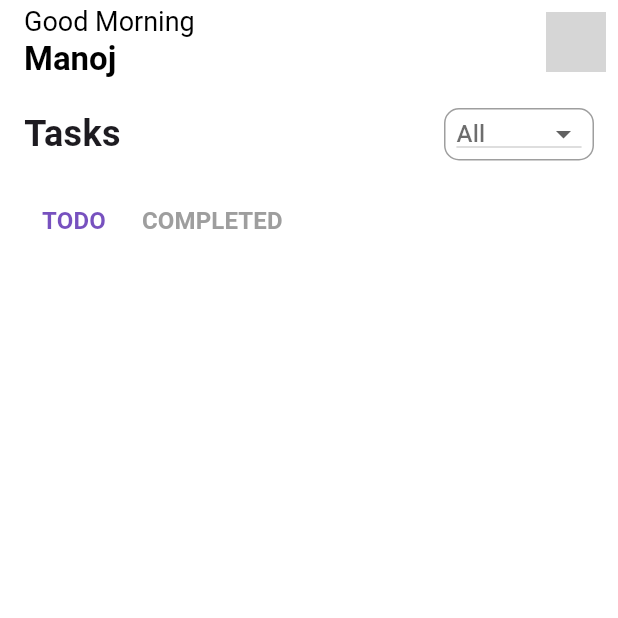
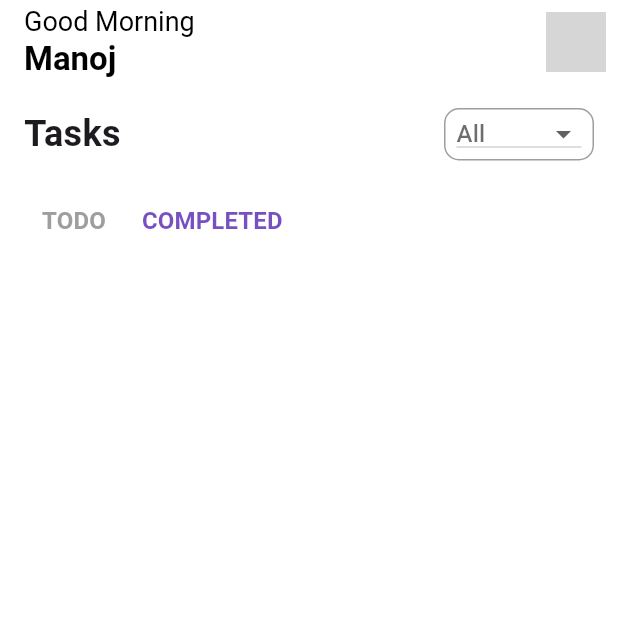
Before and after one commit to mj-pavithra/day-plan-diary, a Flutter app: the screen it shows after launch, on a phone screen of 412 x 824 dp, the top half of it. Run offline on Flutter 3.47's test engine with Material 3 defaults, Android fonts, the phone set to English and light mode, and no system bars; our stand-ins replace go_router, hive, hive_flutter; accounts and stored records are empty; network calls fail; grey boxes are pictures that could not be loaded.

Commit message:
daily cpmmits with miner changes

```diff
--- a/lib/data/models/task.dart
+++ b/lib/data/models/task.dart
@@ -5,26 +5,47 @@ part 'task.g.dart';
 @HiveType(typeId: 1)
 class Task {
   Task({
+    required this.id,
     required this.title,
     required this.date,
     required this.priority,
     this.isCompleted = false,
   });
+  @HiveField(0)
+  int id;
 
-  @HiveField(0)
+  @HiveField(1)
   String title;
 
-  @HiveField(1)
+  @HiveField(2)
   String date;
 
-  @HiveField(2)
+  @HiveField(3)
   String priority;
 
-  @HiveField(3)
+  @HiveField(4)
   bool isCompleted;
+
+  Task changedTask({
+    int? id,
+    String? title,
+    String? date,
+    String? priority,
+    bool? isCompleted,
+  }) {
+    return Task(
+      id: id ?? this.id,
+      title: title ?? this.title,
+      date: date ?? this.date,
+      priority: priority ?? this.priority,
+      isCompleted: isCompleted ?? this.isCompleted,
+    );
+  }
+
 
   Map<String, dynamic> toMap() {
     return {
+      'id': id,
       'title': title,
       'date': date,
       'priority': priority,
--- a/lib/main.dart
+++ b/lib/main.dart
@@ -8,7 +8,7 @@ import 'package:provider/provider.dart';
 
 import 'services/hiveService.dart';
 import 'utils/snackbar.dart';
-import 'viewmodels/HomePageViewModel.dart';
+import 'viewmodels/homePageViewModel.dart';
 import 'routes/appRouter.dart';
 
 
--- a/lib/routes/appRouter.dart
+++ b/lib/routes/appRouter.dart
@@ -2,8 +2,8 @@ import 'package:go_router/go_router.dart';
 import 'package:flutter/material.dart';
 
 import '../view/screens/home/home.dart';
-import '../view/screens/newtask.dart';
-import '../view/screens/updatetask.dart';
+import '../view/screens/newtask/newtask.dart';
+import '../view/screens/updatetask/updatetask.dart';
 
 final GlobalKey<NavigatorState> _navigatorKey = GlobalKey<NavigatorState>();
 
--- a/lib/view/screens/home/home.dart
+++ b/lib/view/screens/home/home.dart
@@ -1,6 +1,6 @@
 import 'package:day_plan_diary/view/screens/home/todoBody.dart';
 import 'package:day_plan_diary/view/widgets/greeting.dart';
-import 'package:day_plan_diary/viewmodels/HomePageViewModel.dart';
+import 'package:day_plan_diary/viewmodels/homePageViewModel.dart';
 import 'package:flutter/material.dart';
 import 'package:go_router/go_router.dart';
 import 'package:provider/provider.dart';
--- a/lib/view/screens/home/todoBody.dart
+++ b/lib/view/screens/home/todoBody.dart
@@ -73,8 +73,8 @@ class ToDoBody extends StatelessWidget {
                         fontSize: 16,
                         fontWeight: FontWeight.bold,
                         color: viewModel.isTodoSelected
-                            ? const Color.fromARGB(206, 87, 39, 176)
-                            : Colors.grey,
+                                ?  Colors.grey
+                                : const Color.fromARGB(206, 87, 39, 176),
                       ),
                     ),
                   ),
@@ -91,8 +91,8 @@ class ToDoBody extends StatelessWidget {
                             fontSize: 16,
                             fontWeight: FontWeight.bold,
                             color: !viewModel.isTodoSelected
-                                ? const Color.fromARGB(206, 87, 39, 176)
-                                : Colors.grey,
+                                ?  Colors.grey
+                                : const Color.fromARGB(206, 87, 39, 176),
                           ),
                         ),
                   ),
--- a/lib/view/screens/newtask.dart
+++ b/lib/view/screens/newtask/newtask.dart
@@ -1,4 +1,5 @@
 import 'package:day_plan_diary/viewmodels/todoItemViewModel.dart';
+import 'package:day_plan_diary/viewmodels/todoListViewModel.dart';
 import 'package:flutter/material.dart';
 import 'package:go_router/go_router.dart';
 import 'package:provider/provider.dart';
@@ -14,6 +15,7 @@ class CreateTaskPage extends StatelessWidget {
   @override
   Widget build(BuildContext context) {
     final viewModel = Provider.of<TodoItemViewModel>(context);
+    final id = Provider.of<TodoListViewModel>(context).taskcount+1;
 
     return Scaffold(
       appBar: AppBar(
@@ -79,6 +81,7 @@ class CreateTaskPage extends StatelessWidget {
               onPressed: () {
                 viewModel.saveTask(
                   context: context,
+                  id: id,
                   title: titleController.text,
                   date: dateController.text,
                   priority: selectedPriority,
--- a/lib/view/screens/updatetask.dart
+++ b/lib/view/screens/updatetask/updatetask.dart
@@ -98,7 +98,6 @@ class UpdateTaskPage extends StatelessWidget {
                       try {
                         print('Updating task...');
                         await viewModel.updateTask(
-                          context,
                           taskIndex,
                           viewModel.task!,
                         );
--- a/lib/viewmodels/HomePageViewModel.dart
+++ b/lib/viewmodels/homePageViewModel.dart
@@ -1,4 +1,3 @@
-import 'package:flutter/material.dart';
 import 'base_viewmodel.dart';
 
 class HomePageViewModel extends BaseViewModel { //wrap inside Base view model
--- a/lib/viewmodels/todoBodyViewModel.dart
+++ b/lib/viewmodels/todoBodyViewModel.dart
@@ -1,7 +1,7 @@
-import 'package:flutter/material.dart';
+
 import 'base_viewmodel.dart';
 
-class TodoBodyViewModel extends ChangeNotifier {
+class TodoBodyViewModel extends BaseViewModel {
   String selectedPriority = 'All';
   bool isTodoSelected = true;
 
--- a/lib/viewmodels/todoListViewModel.dart
+++ b/lib/viewmodels/todoListViewModel.dart
@@ -9,6 +9,7 @@ class TodoListViewModel extends BaseViewModel {
   final Box<Task> _taskBox = Hive.box<Task>('tasksBox');
   String selectedPriority = 'All';
   bool isTodoSelected = true;
+  int  taskcount= 0;
 
 List<Task> get filteredTasks {
   final bool filterByCompletion = !isTodoSelected;
@@ -17,7 +18,7 @@ List<Task> get filteredTasks {
     // Ensure task fields are valid
     final bool matchesCompletion = task.isCompleted == filterByCompletion;
     final bool matchesPriority = selectedPriority == 'All' || task.priority == selectedPriority;
-
+    taskcount = _taskBox.length;
     // Filter tasks based on conditions
     return matchesCompletion && matchesPriority;
   }).toList();
@@ -46,4 +47,6 @@ List<Task> get filteredTasks {
     await _taskBox.putAt(index, updatedTask);
     notifyListeners();
   }
+
+
 }
```
Also changed, not shown: lib/helpers/dateFormatter.dart (added, +18 -0 lines), lib/view/screens/home/todoItem.dart (+8 -5 lines), lib/view/screens/home/todoList.dart (+35 -9 lines), lib/viewmodels/todoItemViewModel.dart (+69 -19 lines), lib/data/models/task.g.dart, lib/view/screens/login/login.dart (renamed from lib/view/screens/login.dart), lib/view/screens/register/register.dart (renamed from lib/view/screens/register.dart), lib/view/screens/splash/splash.dart (renamed from lib/view/screens/splash.dart).
